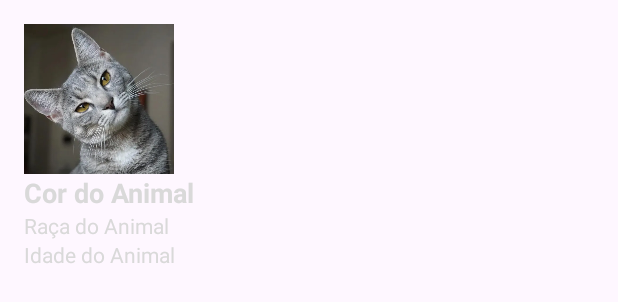
After one commit to FabioTessaro19/petmatch-sistemas-moveis, an Android app: the layout item_animal_favorito.xml on its own in the app's theme, with its tools: preview values and no code run, on a phone screen of 412 x 824 dp. The commit adds this screen. Shown: the top 302 px of the screen. Run offline under Robolectric (Android 15) with nearby library versions, the phone set to English and light mode, and no system bars.

Commit message:
buscando lista de favoritos pelo id do usuario - 75% andamento

```diff
--- /dev/null
+++ b/PetMatchProjeto/app/src/main/res/layout/item_animal_favorito.xml
@@ -0,0 +1,40 @@
+<!-- item_animal_favorito.xml -->
+<LinearLayout xmlns:android="http://schemas.android.com/apk/res/android"
+    android:layout_width="match_parent"
+    android:layout_height="wrap_content"
+    android:orientation="vertical"
+    android:padding="16dp">
+
+    <ImageView
+        android:id="@+id/imageViewAnimal"
+        android:layout_width="100dp"
+        android:layout_height="100dp"
+        android:src="@drawable/gato_tcc"
+        android:scaleType="centerCrop" />
+
+    <TextView
+        android:id="@+id/textViewCor"
+        android:layout_width="wrap_content"
+        android:layout_height="wrap_content"
+        android:textSize="18sp"
+        android:textStyle="bold"
+        android:textColor="#D9D9D9"
+        android:text="Cor do Animal" />
+
+    <TextView
+        android:id="@+id/textViewRaca"
+        android:layout_width="wrap_content"
+        android:layout_height="wrap_content"
+        android:textSize="14sp"
+        android:textColor="#D9D9D9"
+        android:text="Raça do Animal" />
+
+    <TextView
+        android:id="@+id/textViewIdade"
+        android:layout_width="wrap_content"
+        android:layout_height="wrap_content"
+        android:textSize="14sp"
+        android:textColor="#D9D9D9"
+        android:text="Idade do Animal" />
+
+</LinearLayout>
```
Also changed, not shown: PetMatchProjeto/app/src/main/java/com/uniftec/petmatchprojeto/Adapters/AnimalFavoritoAdapter.java (added, +68 -0 lines), PetMatchProjeto/app/src/main/java/com/uniftec/petmatchprojeto/Models/Animal.java (+11 -2 lines), PetMatchProjeto/app/src/main/java/com/uniftec/petmatchprojeto/Models/AnimalFavorito.java (added, +31 -0 lines), PetMatchProjeto/app/src/main/java/com/uniftec/petmatchprojeto/ProfileFragment.java (+48 -2 lines), PetMatchProjeto/app/src/main/java/com/uniftec/petmatchprojeto/Repository/AnimalRepository.java (+65 -14 lines), PetMatchProjeto/app/src/main/java/com/uniftec/petmatchprojeto/Uteis/DataBaseUtil.java (+21 -17 lines), PetMatchProjeto/app/src/main/res/layout/fragment_profile.xml (+8 -9 lines).
